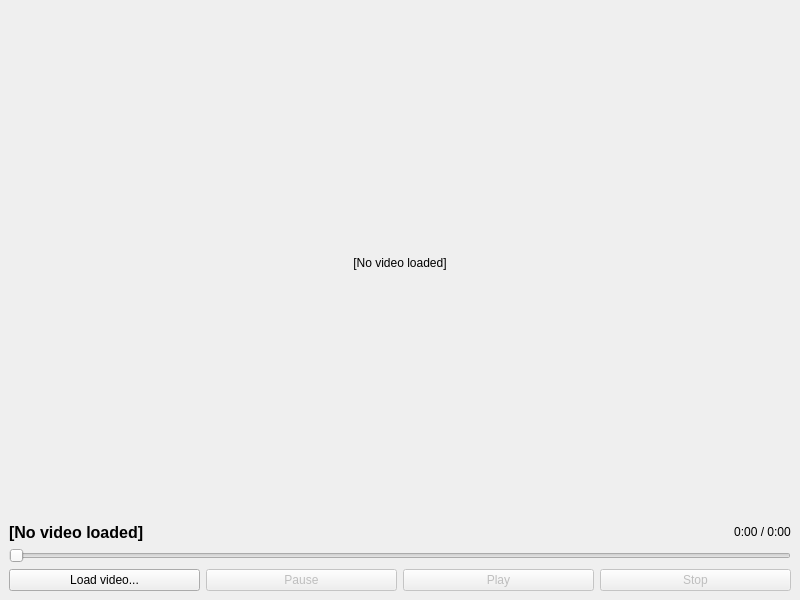
The window that apps/video_player.ui (Vad1mChK/Lab05MultiMedia) describes before a commit, drawn with Qt 5.
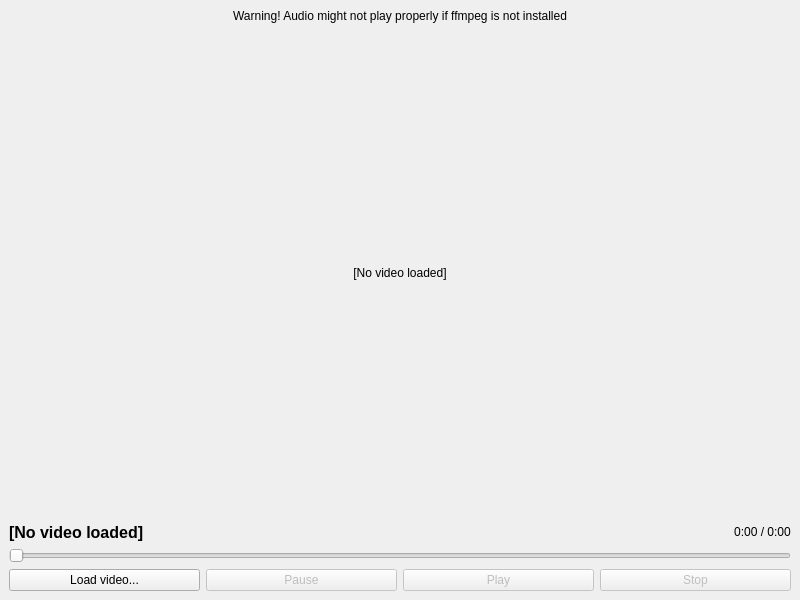
The same window after the commit. Icons and pictures are not drawn.

```diff
--- a/apps/video_player.ui
+++ b/apps/video_player.ui
@@ -17,6 +17,16 @@
    <layout class="QVBoxLayout" name="verticalLayout_2">
     <item>
      <layout class="QVBoxLayout" name="verticalLayout">
+      <item>
+       <widget class="QLabel" name="label">
+        <property name="text">
+         <string>Warning! Audio might not play properly if ffmpeg is not installed</string>
+        </property>
+        <property name="alignment">
+         <set>Qt::AlignmentFlag::AlignCenter</set>
+        </property>
+       </widget>
+      </item>
       <item>
        <widget class="QLabel" name="videoLabel">
         <property name="sizePolicy">
```
